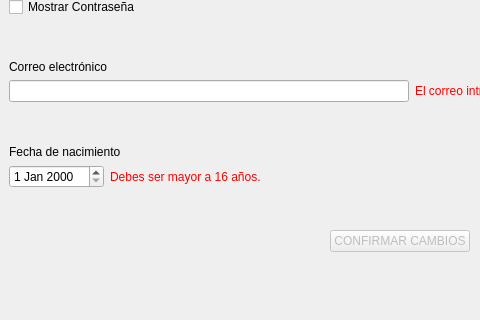
Old version of the form mapa/perfil.ui in the repository jorgecanut/mapaIHM; both pictures show x 0 to 480 and y 330 to 650 of the 800 by 650 pixel window.
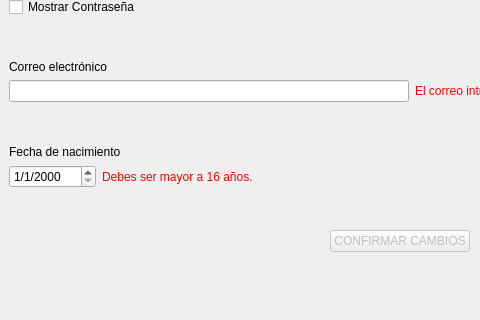
New version of the form. Icons and pictures are not drawn.

What changed in the file:
```diff
--- a/mapa/perfil.ui
+++ b/mapa/perfil.ui
@@ -380,6 +380,9 @@
           <height>16777215</height>
          </size>
         </property>
+        <property name="displayFormat">
+         <string>d/M/yyyy</string>
+        </property>
        </widget>
       </item>
       <item>
```
Left out of the diff: 15 changed lines with no effect on the pictures.
